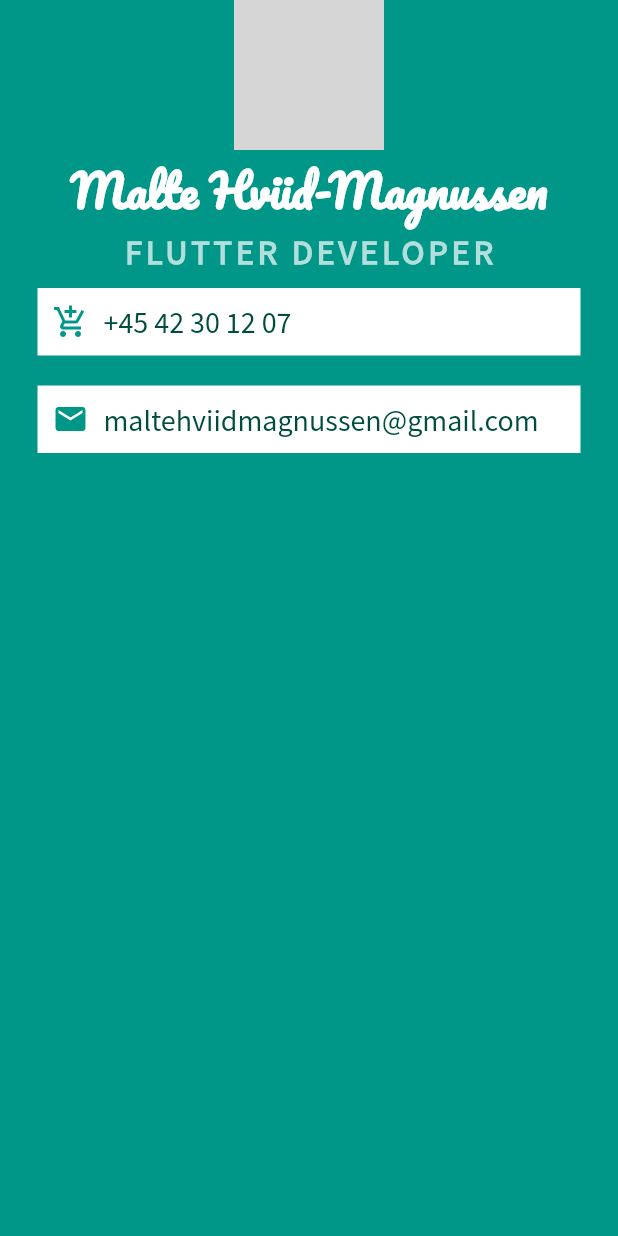
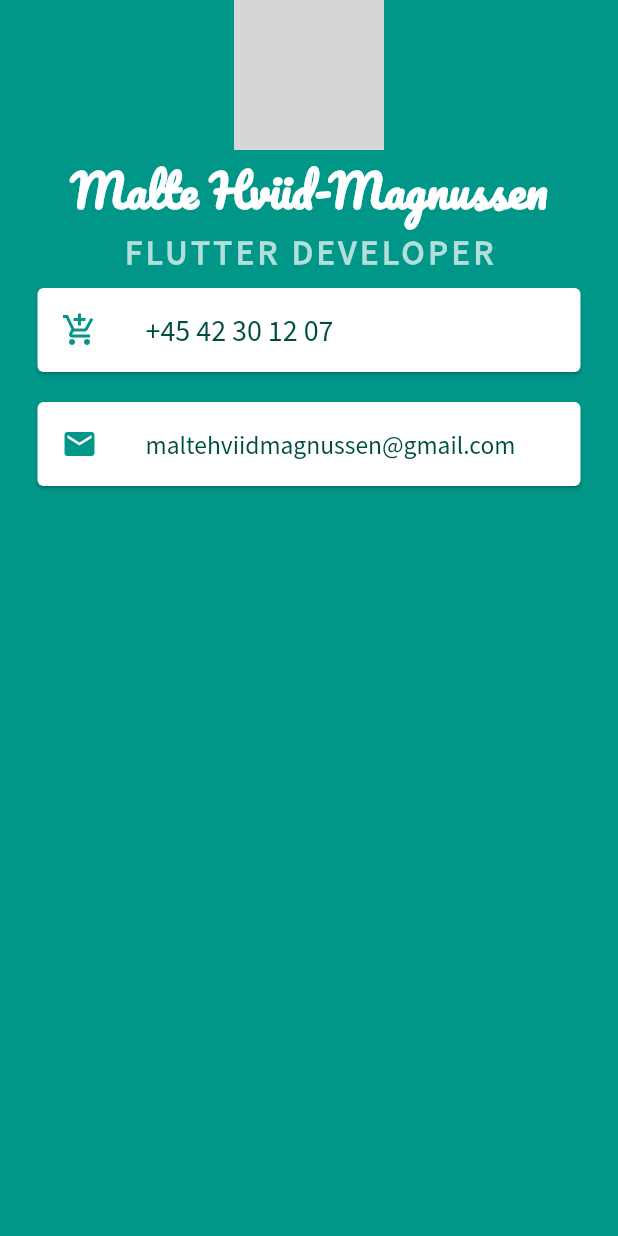
Before and after one commit to MalteMagnussen/AndroidStudioProjects, a Flutter app: the screen it shows after launch, on a phone screen of 412 x 824 dp. Run offline on Flutter 3.47's test engine with Material 2 defaults, Android fonts, the phone set to English and light mode, and no system bars; network calls fail; grey boxes are pictures that could not be loaded.

Commit message:
Using Cards instead of making my own

```diff
--- a/mi_card_flutter-master/lib/main.dart
+++ b/mi_card_flutter-master/lib/main.dart
@@ -1,3 +1,5 @@
+import 'dart:ui';
+
 import 'package:flutter/material.dart';
 
 void main() {
@@ -16,7 +18,7 @@ class MyApp extends StatelessWidget {
               CircleAvatar(
                 radius: 50,
                 backgroundImage:
-                    NetworkImage('https://i.imgur.com/79GJzUP.jpg?1'),
+                    NetworkImage('https://i.imgur.com/DKKCscO.jpg'),
               ),
               Text(
                 'Malte Hviid-Magnussen',
@@ -37,53 +39,45 @@ class MyApp extends StatelessWidget {
                   fontFamily: 'Source Sans Pro',
                 ),
               ),
-              Container(
-                color: Colors.white,
+              Card(
                 margin: EdgeInsets.symmetric(
                   vertical: 10.0,
                   horizontal: 25.0,
                 ),
-                padding: EdgeInsets.all(10.0),
-                child: Row(
-                  children: <Widget>[
-                    Icon(
+                child: ListTile(
+                  leading: Icon(
                     Icons.add_shopping_cart,
                     color: Colors.teal,
                     //size: 50.0,
                   ),
-                    SizedBox(
-                      width: 10,
-                    ),
-                    Text('+45 42 30 12 07',
+                  title: Text(
+                    '+45 42 30 12 07',
                     style: TextStyle(
                       color: Colors.teal.shade900,
                       fontSize: 20.0,
-                            fontFamily: 'Source Sans Pro'))
-                  ],
+                      fontFamily: 'Source Sans Pro',
                     ),
                   ),
-              Container(
-                color: Colors.white,
-                padding: EdgeInsets.all(10.0),
+                ),
+              ),
+              Card(
                 margin: EdgeInsets.symmetric(
                   vertical: 10.0,
                   horizontal: 25.0,
                 ),
-                child: Row(
-                  children: <Widget>[
-                    Icon(
+                child: ListTile(
+                  leading: Icon(
                     Icons.email,
                     color: Colors.teal,
                   ),
-                    SizedBox(
-                      width: 10,
+                  title: Text(
+                    'maltehviidmagnussen@gmail.com',
+                    style: TextStyle(
+                        fontSize: 17.0,
+                        //fontWeight: FontWeight.bold,
+                        color: Colors.teal.shade900,
+                        fontFamily: 'Source Sans Pro'),
                   ),
-                    Text('maltehviidmagnussen@gmail.com',
-                        style: TextStyle(
-                            fontSize: 20.0,
-                            color: Colors.teal.shade900,
-                            fontFamily: 'Source Sans Pro'))
-                  ],
                 ),
               ),
             ],
```
Lines whose indentation alone changed are shown as unchanged.
